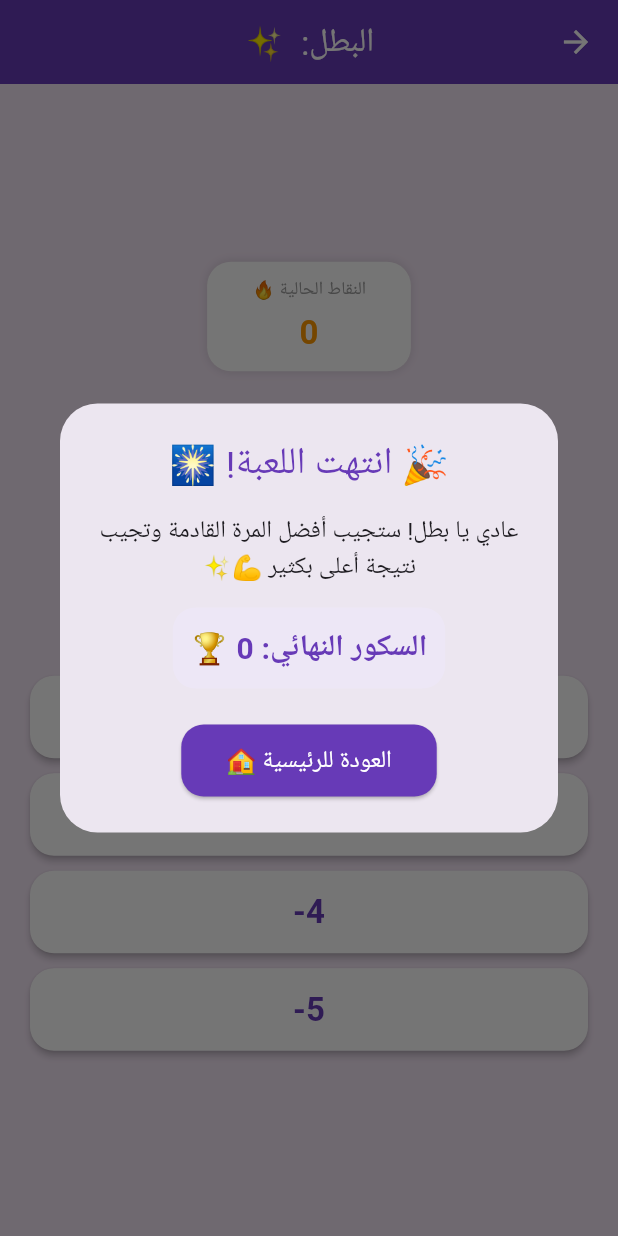
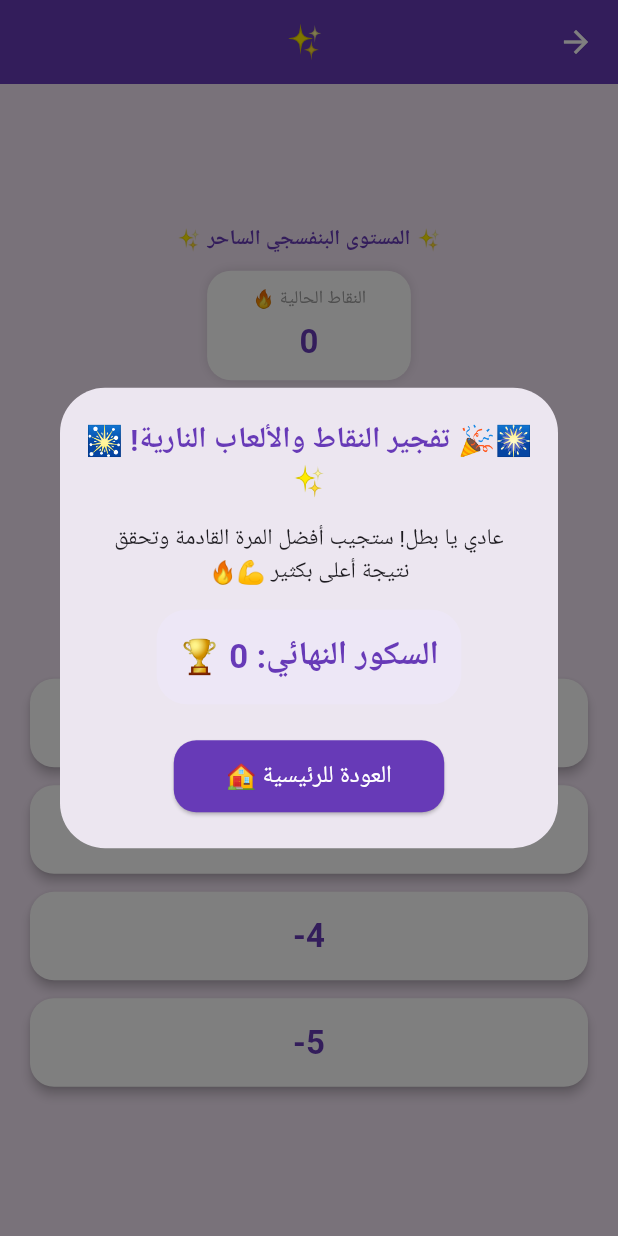
Before and after one commit to safasakaji-spec/math_marathon_app, a Flutter app: the GameScreen screen opened directly with empty values, after a tap on "-1", on a phone screen of 412 x 824 dp. Run offline on Flutter 3.47's test engine with Material 3 defaults, Android fonts, the phone set to English and light mode, and no system bars; our stand-ins replace audioplayers; Roboto replaces fonts that are missing (Cairo).

Commit message:
Update main.dart

```diff
--- a/lib/main.dart
+++ b/lib/main.dart
@@ -1,5 +1,6 @@
 import 'dart:math';
 import 'package:flutter/material.dart';
+import 'package:audioplayers/audioplayers.dart';
 
 void main() {
   runApp(const MathMarathonApp());
@@ -21,16 +22,13 @@ class MathMarathonApp extends StatelessWidget {
         );
       },
       theme: ThemeData(
-        primarySwatch: Colors.purple,
         fontFamily: 'Cairo',
-        scaffoldBackgroundColor: const Color(0xFFF3E5F5),
       ),
       home: const WelcomeScreen(),
     );
   }
 }
 
-// نموذج لحفظ بيانات اللاعبين وأعلى سكور لكل لاعب
 class PlayerScore {
   String name;
   int score;
@@ -77,6 +75,7 @@ class _WelcomeScreenState extends State<WelcomeScreen> {
     List<PlayerScore> topPlayers = LeaderboardData.getTopPlayers();
 
     return Scaffold(
+      backgroundColor: const Color(0xFFF3E5F5),
       body: Center(
         child: SingleChildScrollView(
           padding: const EdgeInsets.all(24.0),
@@ -181,8 +180,10 @@ class GameScreen extends StatefulWidget {
   State<GameScreen> createState() => _GameScreenState();
 }
 
-class _GameScreenState extends State<GameScreen> with SingleTickerProviderStateMixin {
+class _GameScreenState extends State<GameScreen> with TickerProviderStateMixin {
   final Random _random = Random();
+  final AudioPlayer _audioPlayer = AudioPlayer();
+
   int num1 = 0;
   int num2 = 0;
   String operator = '+';
@@ -193,12 +194,40 @@ class _GameScreenState extends State<GameScreen> with SingleTickerProviderStateM
 
   late AnimationController _fireworksController;
 
+  // ثيمات ألوان احترافية تتغير كل 5 أسئلة
+  final List<Map<String, dynamic>> themes = [
+    {
+      'bg': const Color(0xFFF3E5F5),
+      'primary': Colors.deepPurple,
+      'card': Colors.white,
+      'name': 'المستوى البنفسجي الساحر'
+    },
+    {
+      'bg': const Color(0xFFE0F7FA),
+      'primary': Colors.teal.shade800,
+      'card': Colors.white,
+      'name': 'مستوى المحيط الهادئ'
+    },
+    {
+      'bg': const Color(0xFFFFF9C4),
+      'primary': Colors.amber.shade900,
+      'card': Colors.white,
+      'name': 'مستوى الطاقة المشرقة'
+    },
+    {
+      'bg': const Color(0xFFE8F5E9),
+      'primary': Colors.green.shade800,
+      'card': Colors.white,
+      'name': 'مستوى الغابة المنعشة'
+    },
+  ];
+
   @override
   void initState() {
     super.initState();
     _fireworksController = AnimationController(
       vsync: this,
-      duration: const Duration(seconds: 2),
+      duration: const Duration(milliseconds: 1200),
     )..repeat(reverse: true);
     _generateNewQuestion();
   }
@@ -206,7 +235,27 @@ class _GameScreenState extends State<GameScreen> with SingleTickerProviderStateM
   @override
   void dispose() {
     _fireworksController.dispose();
+    _audioPlayer.dispose();
     super.dispose();
+  }
+
+  // دالة لتشغيل الأصوات الاحترافية من الإنترنت مباشرة (بدون الحاجة لملفات محلية معقدة)
+  void _playClickSound() async {
+    try {
+      await _audioPlayer.play(UrlSource('https://www.soundjay.com/buttons/button-29.mp3'));
+    } catch (_) {}
+  }
+
+  void _playCheeringSound() async {
+    try {
+      // صوت تصفيق احتفالي عند الخسارة
+      await _audioPlayer.play(UrlSource('https://www.soundjay.com/human/applause-01.mp3'));
+    } catch (_) {}
+  }
+
+  Map<String, dynamic> getCurrentTheme() {
+    int themeIndex = (currentScore ~/ 5) % themes.length;
+    return themes[themeIndex];
   }
 
   void _generateNewQuestion() {
@@ -245,28 +294,39 @@ class _GameScreenState extends State<GameScreen> with SingleTickerProviderStateM
   }
 
   void _checkAnswer(int selectedOption) {
+    _playClickSound();
     if (selectedOption == correctAnswer) {
       currentScore++;
       LeaderboardData.updateScore(widget.userName, currentScore);
       _generateNewQuestion();
     } else {
       LeaderboardData.updateScore(widget.userName, currentScore);
+      _playCheeringSound(); // تشغيل صوت التصفيق عند الخسارة
       _showGameOverDialog();
     }
   }
 
   void _showGameOverDialog() {
-    showDialog(
+    showGeneralDialog(
       context: context,
       barrierDismissible: false,
-      builder: (context) => AlertDialog(
-        shape: RoundedRectangleBorder(borderRadius: BorderRadius.circular(25)),
+      barrierLabel: 'GameOver',
+      pageBuilder: (context, anim1, anim2) => const SizedBox.shrink(),
+      transitionBuilder: (context, animation, secondaryAnimation, child) {
+        return ScaleTransition(
+          scale: CurvedAnimation(parent: animation, curve: Curves.elasticOut),
+          child: AlertDialog(
+            shape: RoundedRectangleBorder(borderRadius: BorderRadius.circular(30)),
             title: AnimatedBuilder(
               animation: _fireworksController,
               builder: (context, child) {
                 return Transform.scale(
-              scale: 1.0 + (_fireworksController.value * 0.1),
-              child: const Text('🎉 انتهت اللعبة! 🎆', textAlign: TextAlign.center, style: TextStyle(color: Colors.deepPurple)),
+                  scale: 1.0 + (_fireworksController.value * 0.15),
+                  child: const Text(
+                    '🎆🎉 تفجير النقاط والألعاب النارية! 🎇✨',
+                    textAlign: TextAlign.center,
+                    style: TextStyle(fontSize: 18, color: Colors.deepPurple, fontWeight: FontWeight.bold),
+                  ),
                 );
               },
             ),
@@ -274,20 +334,20 @@ class _GameScreenState extends State<GameScreen> with SingleTickerProviderStateM
               mainAxisSize: MainAxisSize.min,
               children: [
                 const Text(
-              'عادي يا بطل! ستجيب أفضل المرة القادمة وتجيب نتيجة أعلى بكثير 💪✨',
+                  'عادي يا بطل! ستجيب أفضل المرة القادمة وتحقق نتيجة أعلى بكثير 💪🔥',
                   textAlign: TextAlign.center,
-              style: TextStyle(fontSize: 16),
+                  style: TextStyle(fontSize: 15),
                 ),
                 const SizedBox(height: 15),
                 Container(
-              padding: const EdgeInsets.all(12),
+                  padding: const EdgeInsets.all(15),
                   decoration: BoxDecoration(
                     color: Colors.deepPurple.shade50,
-                borderRadius: BorderRadius.circular(15),
+                    borderRadius: BorderRadius.circular(20),
                   ),
                   child: Text(
                     'السكور النهائي: $currentScore 🏆',
-                style: const TextStyle(fontWeight: FontWeight.bold, color: Colors.deepPurple, fontSize: 20),
+                    style: const TextStyle(fontWeight: FontWeight.bold, color: Colors.deepPurple, fontSize: 22),
                   ),
                 ),
               ],
@@ -298,7 +358,7 @@ class _GameScreenState extends State<GameScreen> with SingleTickerProviderStateM
                   style: ElevatedButton.styleFrom(
                     backgroundColor: Colors.deepPurple,
                     foregroundColor: Colors.white,
-                padding: const EdgeInsets.symmetric(horizontal: 30, vertical: 12),
+                    padding: const EdgeInsets.symmetric(horizontal: 35, vertical: 12),
                     shape: RoundedRectangleBorder(borderRadius: BorderRadius.circular(15)),
                   ),
                   onPressed: () {
@@ -311,14 +371,19 @@ class _GameScreenState extends State<GameScreen> with SingleTickerProviderStateM
             ],
           ),
         );
+      },
+    );
   }
 
   @override
   Widget build(BuildContext context) {
+    var theme = getCurrentTheme();
+
     return Scaffold(
+      backgroundColor: theme['bg'],
       appBar: AppBar(
-        title: Text('البطل: ${widget.userName} ✨'),
-        backgroundColor: Colors.deepPurple,
+        title: Text('${widget.userName} ✨'),
+        backgroundColor: theme['primary'],
         foregroundColor: Colors.white,
         centerTitle: true,
       ),
@@ -327,20 +392,25 @@ class _GameScreenState extends State<GameScreen> with SingleTickerProviderStateM
         child: Column(
           mainAxisAlignment: MainAxisAlignment.center,
           children: [
+            Text(
+              '✨ ${theme['name']} ✨',
+              style: TextStyle(fontSize: 14, fontWeight: FontWeight.bold, color: theme['primary']),
+            ),
+            const SizedBox(height: 10),
             Row(
               mainAxisAlignment: MainAxisAlignment.center,
               children: [
-                _buildScoreCard('النقاط الحالية 🔥', '$currentScore', Colors.orange),
+                _buildScoreCard('النقاط الحالية 🔥', '$currentScore', theme['primary']),
               ],
             ),
-            const SizedBox(height: 30),
+            const SizedBox(height: 25),
             Container(
               padding: const EdgeInsets.symmetric(vertical: 25, horizontal: 20),
               decoration: BoxDecoration(
-                color: Colors.white,
+                color: theme['card'],
                 borderRadius: BorderRadius.circular(24),
                 boxShadow: [
-                  BoxShadow(color: Colors.deepPurple.withOpacity(0.1), blurRadius: 10, spreadRadius: 2)
+                  BoxShadow(color: theme['primary'].withOpacity(0.15), blurRadius: 12, spreadRadius: 3)
                 ],
               ),
               child: Column(
@@ -351,7 +421,7 @@ class _GameScreenState extends State<GameScreen> with SingleTickerProviderStateM
                     textDirection: TextDirection.ltr,
                     child: Text(
                       '($num1) $operator ($num2)',
-                      style: const TextStyle(fontSize: 34, fontWeight: FontWeight.bold, color: Colors.deepPurple),
+                      style: TextStyle(fontSize: 34, fontWeight: FontWeight.bold, color: theme['primary']),
                     ),
                   ),
                 ],
@@ -359,15 +429,15 @@ class _GameScreenState extends State<GameScreen> with SingleTickerProviderStateM
             ),
             const SizedBox(height: 30),
             ...options.map((option) => Padding(
-              padding: const EdgeInsets.symmetric(vertical: 5.0),
+              padding: const EdgeInsets.symmetric(vertical: 6.0),
               child: SizedBox(
                 width: double.infinity,
                 child: ElevatedButton(
                   style: ElevatedButton.styleFrom(
-                    backgroundColor: Colors.white,
-                    foregroundColor: Colors.deepPurple,
-                    elevation: 2,
-                    padding: const EdgeInsets.symmetric(vertical: 12),
+                    backgroundColor: theme['card'],
+                    foregroundColor: theme['primary'],
+                    elevation: 3,
+                    padding: const EdgeInsets.symmetric(vertical: 14),
                     shape: RoundedRectangleBorder(borderRadius: BorderRadius.circular(16)),
                   ),
                   onPressed: () => _checkAnswer(option),
```
Lines whose indentation alone changed are shown as unchanged.
